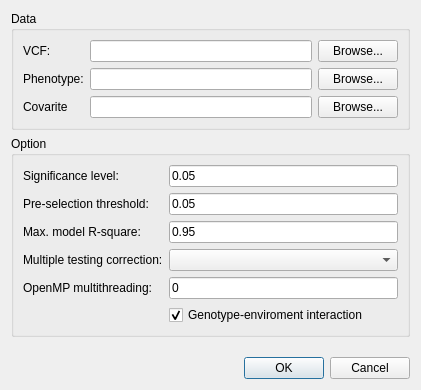
Old version of the form dialogassoc.ui in the repository njau-sri/rtm-gwas-gui.
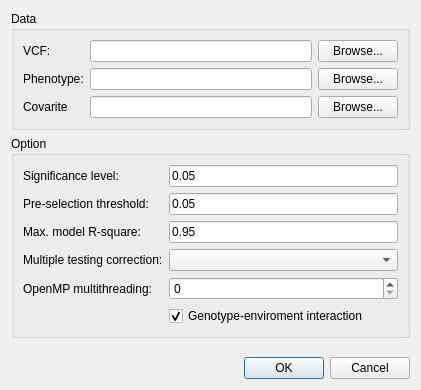
New version of the form.

Commit message: Use spinbox

```diff
--- a/dialogassoc.ui
+++ b/dialogassoc.ui
@@ -166,9 +166,9 @@
        </widget>
       </item>
       <item row="4" column="1">
-       <widget class="QLineEdit" name="lineEditOpenMP">
-        <property name="text">
-         <string>0</string>
+       <widget class="QSpinBox" name="spinBoxOpenMP">
+        <property name="maximum">
+         <number>16</number>
         </property>
        </widget>
       </item>
```
The commit also changes 3 other files.
